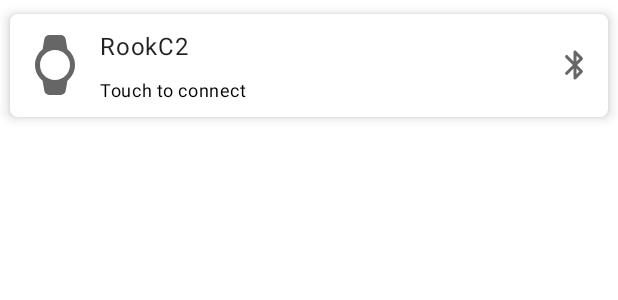
After one commit to RookeriesDevelopment/rook-training-tutorial-app, an Android app: the layout list_tile_sensor.xml on its own in the app's theme, with its tools: preview values and no code run, on a phone screen of 412 x 824 dp. The commit adds this screen. Shown: the top 300 px of the screen. Run offline under Robolectric (Android 15) with nearby library versions, the phone set to English and light mode, and no system bars.

Commit message:
Tutorial -> Scanning sensors -> Coding the UI

```diff
--- a/app/build.gradle
+++ b/app/build.gradle
@@ -61,7 +61,7 @@ dependencies {
     implementation "androidx.fragment:fragment-ktx:1.5.3"
 
     // RookMotion
-    implementation 'com.rookmotion.android:sdk-rook-training:1.0.1'
+    implementation 'com.rookmotion.android:sdk-rook-training:1.2.0'
     implementation 'com.rookmotion.android:sdk-utils:1.0.0'
 
     // Timber
--- a/app/src/main/AndroidManifest.xml
+++ b/app/src/main/AndroidManifest.xml
@@ -66,5 +66,8 @@
         <activity
             android:name=".ui.trainingtype.TrainingTypeActivity"
             android:exported="false" />
+        <activity
+            android:name=".ui.scanner.SensorScannerActivity"
+            android:exported="false" />
     </application>
 </manifest>
--- /dev/null
+++ b/app/src/main/res/drawable/ic_bluetooth.xml
@@ -0,0 +1,5 @@
+<vector android:height="24dp" android:tint="#000000"
+    android:viewportHeight="24" android:viewportWidth="24"
+    android:width="24dp" xmlns:android="http://schemas.android.com/apk/res/android">
+    <path android:fillColor="@android:color/white" android:pathData="M17,7l-4.29,-4.29c-0.63,-0.63 -1.71,-0.19 -1.71,0.7v6.18L7.11,5.7c-0.39,-0.39 -1.02,-0.39 -1.41,0 -0.39,0.39 -0.39,1.02 0,1.41L10.59,12 5.7,16.89c-0.39,0.39 -0.39,1.02 0,1.41 0.39,0.39 1.02,0.39 1.41,0L11,14.41v6.18c0,0.89 1.08,1.34 1.71,0.71L17,17c0.39,-0.39 0.39,-1.02 0,-1.41L13.41,12 17,8.42c0.39,-0.39 0.39,-1.03 0,-1.42zM13,5.83l1.88,1.88L13,9.59L13,5.83zM14.88,16.29L13,18.17v-3.76l1.88,1.88z"/>
+</vector>
--- /dev/null
+++ b/app/src/main/res/drawable/ic_bluetooth_connected.xml
@@ -0,0 +1,5 @@
+<vector android:height="24dp" android:tint="#000000"
+    android:viewportHeight="24" android:viewportWidth="24"
+    android:width="24dp" xmlns:android="http://schemas.android.com/apk/res/android">
+    <path android:fillColor="@android:color/white" android:pathData="M6,13c0.55,-0.55 0.55,-1.44 0,-1.99L6,11c-0.55,-0.55 -1.45,-0.55 -2,0s-0.55,1.45 0,2 1.45,0.55 2,0zM20,11c-0.56,-0.56 -1.45,-0.56 -2,-0.01L18,11c-0.55,0.55 -0.55,1.44 0,1.99L18,13c0.55,0.55 1.44,0.55 1.99,0L20,13c0.55,-0.55 0.55,-1.45 0,-2zM17,7l-4.29,-4.29c-0.63,-0.63 -1.71,-0.19 -1.71,0.7v6.18L7.11,5.7c-0.39,-0.39 -1.02,-0.39 -1.41,0 -0.39,0.39 -0.39,1.02 0,1.41L10.59,12 5.7,16.89c-0.39,0.39 -0.39,1.02 0,1.41 0.39,0.39 1.02,0.39 1.41,0L11,14.41v6.18c0,0.89 1.08,1.34 1.71,0.71L17,17c0.39,-0.39 0.39,-1.02 0,-1.42L13.41,12 17,8.42c0.39,-0.39 0.39,-1.03 0,-1.42zM14.88,16.29L13,18.17v-3.76l1.88,1.88zM13,9.59L13,5.83l1.88,1.88L13,9.59z"/>
+</vector>
--- /dev/null
+++ b/app/src/main/res/drawable/ic_sensor.xml
@@ -0,0 +1,5 @@
+<vector android:height="24dp" android:tint="#000000"
+    android:viewportHeight="24" android:viewportWidth="24"
+    android:width="24dp" xmlns:android="http://schemas.android.com/apk/res/android">
+    <path android:fillColor="@android:color/white" android:pathData="M20,12c0,-2.54 -1.19,-4.81 -3.04,-6.27l-0.68,-4.06C16.12,0.71 15.28,0 14.31,0H9.7c-0.98,0 -1.82,0.71 -1.98,1.67l-0.67,4.06C5.19,7.19 4,9.45 4,12s1.19,4.81 3.05,6.27l0.67,4.06c0.16,0.96 1,1.67 1.98,1.67h4.61c0.98,0 1.81,-0.71 1.97,-1.67l0.68,-4.06C18.81,16.81 20,14.54 20,12zM6,12c0,-3.31 2.69,-6 6,-6s6,2.69 6,6 -2.69,6 -6,6 -6,-2.69 -6,-6z"/>
+</vector>
--- /dev/null
+++ b/app/src/main/res/layout/list_tile_sensor.xml
@@ -0,0 +1,60 @@
+<?xml version="1.0" encoding="utf-8"?>
+<com.google.android.material.card.MaterialCardView xmlns:android="http://schemas.android.com/apk/res/android"
+    xmlns:app="http://schemas.android.com/apk/res-auto"
+    xmlns:tools="http://schemas.android.com/tools"
+    android:layout_width="match_parent"
+    android:layout_height="wrap_content"
+    app:cardCornerRadius="5dp"
+    app:cardElevation="5dp"
+    app:cardUseCompatPadding="true">
+
+    <LinearLayout
+        android:layout_width="match_parent"
+        android:layout_height="wrap_content"
+        android:gravity="center_vertical"
+        android:orientation="horizontal"
+        android:paddingHorizontal="10dp"
+        android:paddingVertical="10dp"
+        tools:ignore="UseCompoundDrawables">
+
+        <ImageView
+            android:id="@+id/icon"
+            android:layout_width="40dp"
+            android:layout_height="40dp"
+            android:contentDescription="@null"
+            android:src="@drawable/ic_sensor"
+            app:tint="?attr/colorControlNormal" />
+
+        <LinearLayout
+            android:layout_width="0dp"
+            android:layout_height="wrap_content"
+            android:layout_marginHorizontal="10dp"
+            android:layout_weight="1"
+            android:orientation="vertical">
+
+            <TextView
+                android:id="@+id/name"
+                android:layout_width="match_parent"
+                android:layout_height="wrap_content"
+                android:layout_marginBottom="10dp"
+                android:textAppearance="@style/TextAppearance.MaterialComponents.Body1"
+                tools:text="RookC2" />
+
+            <TextView
+                android:id="@+id/connect_message"
+                android:layout_width="match_parent"
+                android:layout_height="wrap_content"
+                android:text="@string/touch_to_connect"
+                android:textAppearance="@style/TextAppearance.MaterialComponents.Caption"
+                android:textColor="@color/black" />
+        </LinearLayout>
+
+        <ImageView
+            android:id="@+id/icon_bluetooth"
+            android:layout_width="wrap_content"
+            android:layout_height="wrap_content"
+            android:contentDescription="@null"
+            android:src="@drawable/ic_bluetooth"
+            app:tint="?attr/colorControlNormal" />
+    </LinearLayout>
+</com.google.android.material.card.MaterialCardView>
```
Also changed, not shown: app/src/main/java/com/rookmotion/rooktraining/ui/scanner/ScannerKeys.kt (added, +7 -0 lines), app/src/main/java/com/rookmotion/rooktraining/ui/scanner/SensorScannerActivity.kt (added, +16 -0 lines), app/src/main/java/com/rookmotion/rooktraining/ui/scanner/adapter/BLPeripheralAdapter.kt (added, +38 -0 lines), app/src/main/java/com/rookmotion/rooktraining/ui/scanner/adapter/BLPeripheralDiff.kt (added, +16 -0 lines), app/src/main/java/com/rookmotion/rooktraining/utils/RMExtensions.kt (+10 -0 lines), app/src/main/res/layout/activity_home.xml (+8 -0 lines), app/src/main/res/layout/activity_sensor_scanner.xml (added, +48 -0 lines), app/src/main/res/values/strings.xml (+11 -0 lines).
